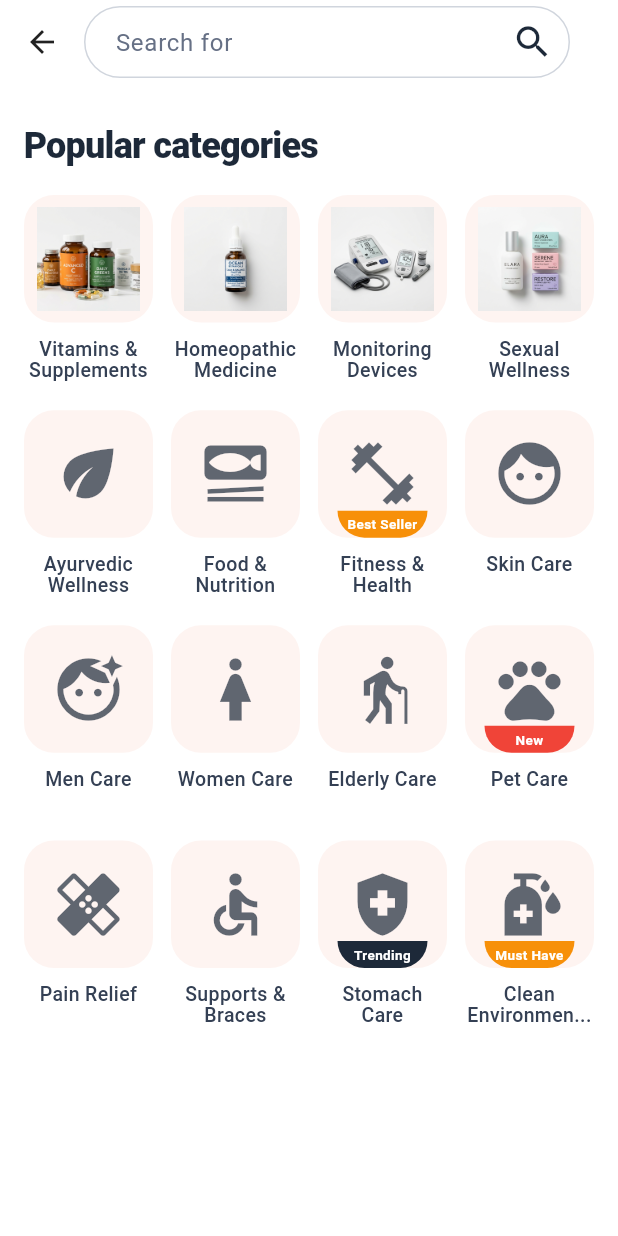
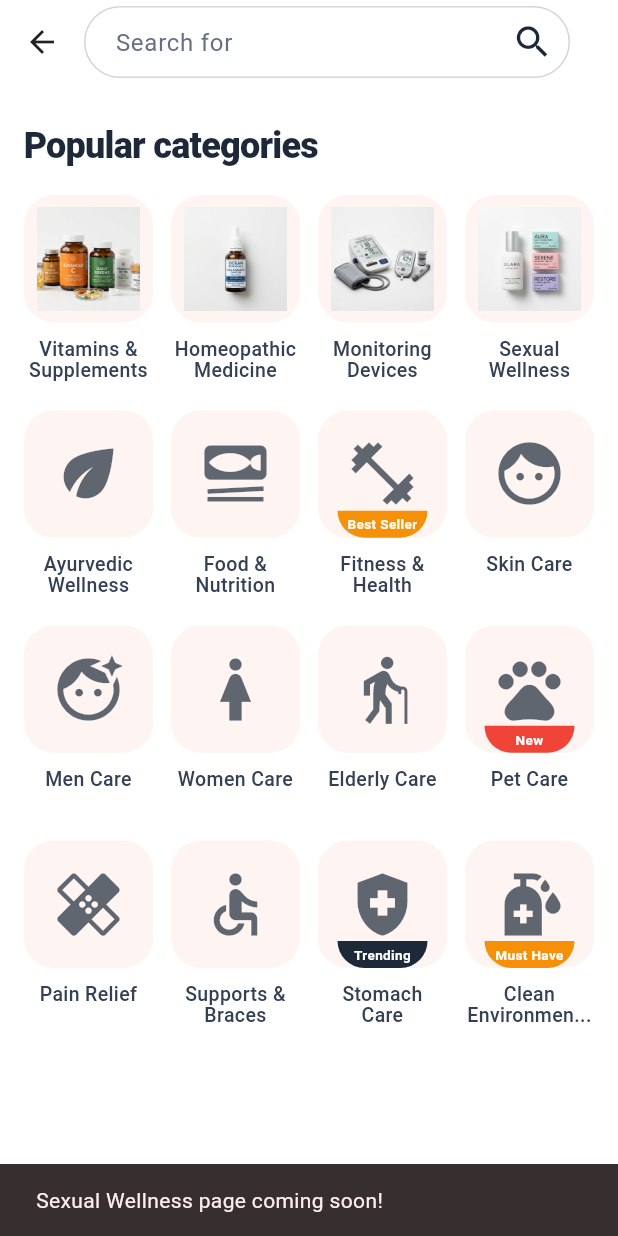
Before and after one commit to somraj-dev/Axiovital, a Flutter app: the EssentialsPage screen opened directly, after a tap on an icon or button, on a phone screen of 412 x 824 dp. Run offline on Flutter 3.47's test engine with Material 3 defaults, Android fonts, the phone set to English and light mode, and no system bars; our stand-ins replace dio, file_picker, geocoding, geolocator, image_picker, permission_handler and 1 more; missing offline and left inert: dart:js; accounts and stored records are empty; network calls fail.

Commit message:
[Fix] Make entire category card clickable in Essentials Page

```diff
--- a/frontend/lib/essentials_page.dart
+++ b/frontend/lib/essentials_page.dart
@@ -81,7 +81,24 @@ class EssentialsPage extends StatelessWidget {
   }
 
   Widget _buildCategoryItem(BuildContext context, _CategoryData category) {
-    return Column(
+    return GestureDetector(
+      onTap: () {
+        if (category.name.contains('Vitamins')) {
+          Navigator.push(
+            context,
+            MaterialPageRoute(builder: (context) => const ProductListPage()),
+          );
+        } else {
+          // Provide visual feedback for other categories if they don't have pages yet
+          ScaffoldMessenger.of(context).showSnackBar(
+            SnackBar(
+              content: Text('${category.name.replaceAll('\n', ' ')} page coming soon!'),
+              duration: const Duration(seconds: 1),
+            ),
+          );
+        }
+      },
+      child: Column(
         children: [
           Stack(
             clipBehavior: Clip.none,
@@ -135,16 +152,7 @@ class EssentialsPage extends StatelessWidget {
             ],
           ),
           const SizedBox(height: 10),
-        GestureDetector(
-          onTap: () {
-            if (category.name.contains('Vitamins')) {
-              Navigator.push(
-                context,
-                MaterialPageRoute(builder: (context) => const ProductListPage()),
-              );
-            }
-          },
-          child: Text(
+          Text(
             category.name,
             textAlign: TextAlign.center,
             maxLines: 2,
@@ -156,8 +164,8 @@ class EssentialsPage extends StatelessWidget {
               height: 1.1,
             ),
           ),
+        ],
       ),
-      ],
     );
   }
 }
```
Lines whose indentation alone changed are shown as unchanged.
